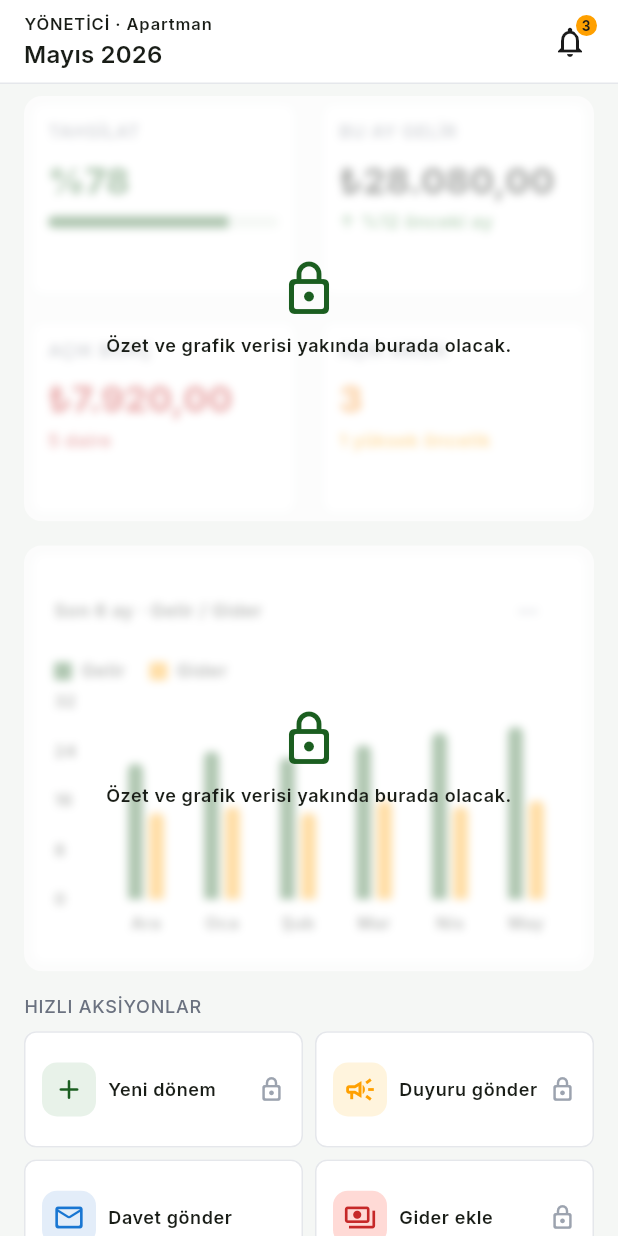
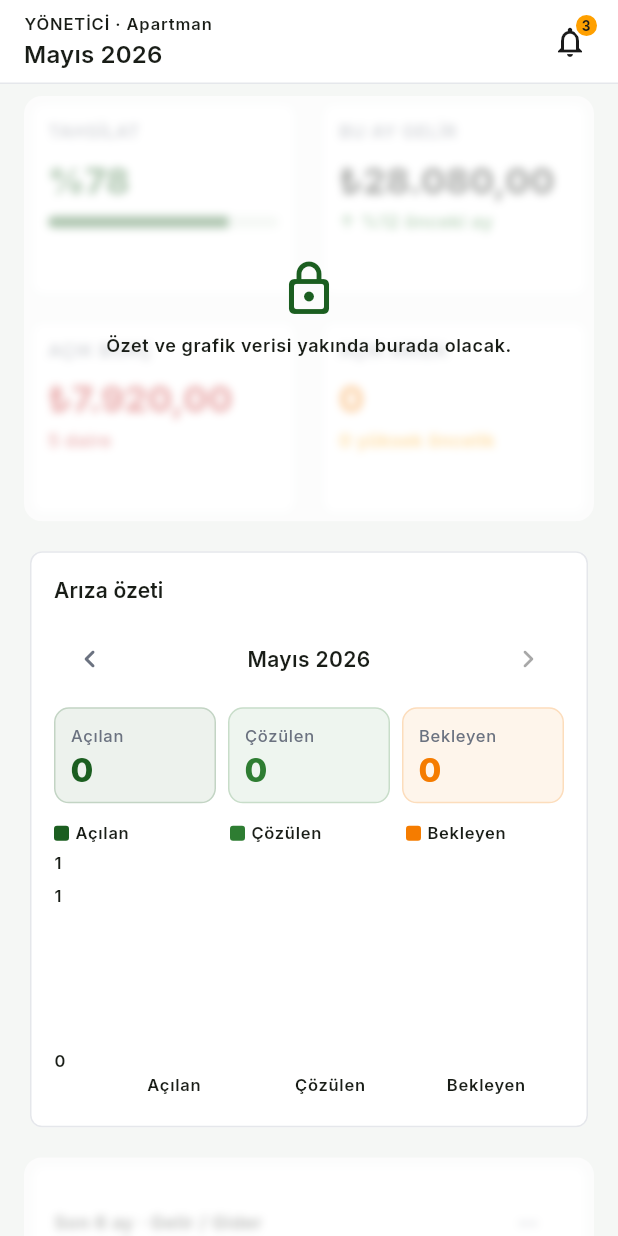
Before and after one commit to dogusipeksac/B2B2C-apartment-manager, a Flutter app: the ManagerHomeView screen opened directly, on a phone screen of 412 x 824 dp. Run offline on Flutter 3.47's test engine with Material 3 defaults, Android fonts, the phone set to English and light mode, and no system bars; drawn by our look-alikes of fl_chart; our stand-ins replace device_info_plus, dio, flutter_dotenv, flutter_riverpod, flutter_secure_storage, freezed_annotation and 6 more; missing offline and left inert: postgrest; accounts and stored records are empty.

Commit message:
Implement issue statistics section in ManagerHomeView
Add ManagerIssueStatsSection to display monthly issue statistics, including opened, resolved, and pending issues. Integrate managerIssueStatsProvider for fetching data and update UI to reflect live statistics. Enhance localization for new UI elements in both English and Turkish.

```diff
--- a/lib/features/home/presentation/manager_home_view.dart
+++ b/lib/features/home/presentation/manager_home_view.dart
@@ -7,6 +7,8 @@ import 'package:apartment_manager/core/utils/formatters.dart';
 import 'package:apartment_manager/core/widgets/demo_module_lock_overlay.dart';
 import 'package:apartment_manager/features/auth/presentation/providers/auth_providers.dart';
 import 'package:apartment_manager/features/home/data/demo_home_feed.dart';
+import 'package:apartment_manager/features/home/presentation/manager_issue_stats_section.dart';
+import 'package:apartment_manager/features/home/presentation/providers/manager_issue_stats_provider.dart';
 import 'package:apartment_manager/l10n/app_localizations.dart';
 import 'package:fl_chart/fl_chart.dart';
 import 'package:flutter/material.dart';
@@ -79,6 +81,23 @@ class ManagerHomeView extends ConsumerWidget {
 
     final showDemoSwitcher = onSwitchToResident != null;
     final useDemoData = Env.demoMode;
+
+    final now = DateTime.now();
+    final ManagerIssueStatsKey currentStatsKey = (
+      year: now.year,
+      month: now.month,
+    );
+    final currentStatsAsync = ref.watch(
+      managerIssueStatsProvider(currentStatsKey),
+    );
+    final liveOpenIssues = currentStatsAsync.maybeWhen(
+      data: (s) => s.pending,
+      orElse: () => useDemoData ? data.openIssuesCount : null,
+    );
+    final liveHighPriority = currentStatsAsync.maybeWhen(
+      data: (s) => s.highPriorityPending,
+      orElse: () => useDemoData ? data.highPriorityCount : null,
+    );
 
     return Scaffold(
       backgroundColor: apart.scaffoldBg,
@@ -273,7 +292,7 @@ class ManagerHomeView extends ConsumerWidget {
                     mainAxisSize: MainAxisSize.min,
                     children: [
                       Text(
-                        '${data.openIssuesCount}',
+                        liveOpenIssues != null ? '$liveOpenIssues' : '—',
                         style: theme.textTheme.headlineSmall?.copyWith(
                           fontWeight: FontWeight.w800,
                           color: AppTheme.warning,
@@ -282,7 +301,9 @@ class ManagerHomeView extends ConsumerWidget {
                       const SizedBox(height: 4),
                       Text(
                         l10n.homeManagerHighPrioritySuffix(
-                          '${data.highPriorityCount}',
+                          liveHighPriority != null
+                              ? '$liveHighPriority'
+                              : '—',
                         ),
                         style: theme.textTheme.bodySmall?.copyWith(
                           color: AppTheme.secondary,
@@ -295,6 +316,8 @@ class ManagerHomeView extends ConsumerWidget {
               ],
             ),
           ),
+          const SizedBox(height: 16),
+          const ManagerIssueStatsSection(),
           const SizedBox(height: 16),
           DemoModuleLockOverlay(
             locked: !useDemoData,
--- /dev/null
+++ b/lib/features/home/presentation/manager_issue_stats_section.dart
@@ -0,0 +1,379 @@
+import 'dart:math' as math;
+
+import 'package:apartment_manager/core/theme/app_theme.dart';
+import 'package:apartment_manager/features/home/presentation/providers/manager_issue_stats_provider.dart';
+import 'package:apartment_manager/features/issues/domain/issue_monthly_stats.dart';
+import 'package:apartment_manager/l10n/app_localizations.dart';
+import 'package:fl_chart/fl_chart.dart';
+import 'package:flutter/material.dart';
+import 'package:flutter_riverpod/flutter_riverpod.dart';
+import 'package:intl/intl.dart';
+
+/// Issue opened / resolved / pending chart with month filter.
+class ManagerIssueStatsSection extends ConsumerStatefulWidget {
+  const ManagerIssueStatsSection({super.key});
+
+  @override
+  ConsumerState<ManagerIssueStatsSection> createState() =>
+      _ManagerIssueStatsSectionState();
+}
+
+class _ManagerIssueStatsSectionState
+    extends ConsumerState<ManagerIssueStatsSection> {
+  late DateTime _selectedMonth;
+
+  @override
+  void initState() {
+    super.initState();
+    final now = DateTime.now();
+    _selectedMonth = DateTime(now.year, now.month);
+  }
+
+  @override
+  Widget build(BuildContext context) {
+    final l10n = AppLocalizations.of(context)!;
+    final theme = Theme.of(context);
+    final apart = context.apart;
+    final ManagerIssueStatsKey key = (
+      year: _selectedMonth.year,
+      month: _selectedMonth.month,
+    );
+    final statsAsync = ref.watch(managerIssueStatsProvider(key));
+
+    final localeTag = Localizations.localeOf(context).languageCode == 'tr'
+        ? 'tr_TR'
+        : 'en_US';
+    final monthLabel = DateFormat.yMMMM(localeTag).format(_selectedMonth);
+    final now = DateTime.now();
+    final currentMonth = DateTime(now.year, now.month);
+    final canGoForward = _selectedMonth.isBefore(currentMonth);
+
+    return Card(
+      child: Padding(
+        padding: const EdgeInsets.all(16),
+        child: Column(
+          crossAxisAlignment: CrossAxisAlignment.start,
+          children: [
+            Text(
+              l10n.homeIssueStatsTitle,
+              style: theme.textTheme.titleSmall?.copyWith(
+                fontWeight: FontWeight.w600,
+              ),
+            ),
+            const SizedBox(height: 12),
+            Row(
+              children: [
+                IconButton(
+                  tooltip: l10n.homeIssueStatsPrevMonth,
+                  onPressed: () {
+                    setState(() {
+                      _selectedMonth = DateTime(
+                        _selectedMonth.year,
+                        _selectedMonth.month - 1,
+                      );
+                    });
+                  },
+                  icon: const Icon(Icons.chevron_left_rounded),
+                ),
+                Expanded(
+                  child: Text(
+                    monthLabel,
+                    textAlign: TextAlign.center,
+                    style: theme.textTheme.bodyMedium?.copyWith(
+                      fontWeight: FontWeight.w600,
+                    ),
+                  ),
+                ),
+                IconButton(
+                  tooltip: l10n.homeIssueStatsNextMonth,
+                  onPressed: canGoForward
+                      ? () {
+                          setState(() {
+                            _selectedMonth = DateTime(
+                              _selectedMonth.year,
+                              _selectedMonth.month + 1,
+                            );
+                          });
+                        }
+                      : null,
+                  icon: const Icon(Icons.chevron_right_rounded),
+                ),
+              ],
+            ),
+            const SizedBox(height: 8),
+            statsAsync.when(
+              loading: () => const Padding(
+                padding: EdgeInsets.symmetric(vertical: 48),
+                child: Center(child: CircularProgressIndicator()),
+              ),
+              error: (_, _) => Padding(
+                padding: const EdgeInsets.symmetric(vertical: 24),
+                child: Center(
+                  child: Text(
+                    l10n.errorGeneric,
+                    style: theme.textTheme.bodySmall?.copyWith(
+                      color: apart.onSurfaceVariant,
+                    ),
+                  ),
+                ),
+              ),
+              data: (stats) => _StatsBody(stats: stats),
+            ),
+          ],
+        ),
+      ),
+    );
+  }
+}
+
+class _StatsBody extends StatelessWidget {
+  const _StatsBody({required this.stats});
+
+  final IssueMonthlyStats stats;
+
+  @override
+  Widget build(BuildContext context) {
+    final l10n = AppLocalizations.of(context)!;
+    final theme = Theme.of(context);
+
+    final maxVal = math.max(
+      1,
+      math.max(stats.opened, math.max(stats.resolved, stats.pending)),
+    );
+    final maxY = maxVal.toDouble() * 1.2;
+
+    return Column(
+      crossAxisAlignment: CrossAxisAlignment.start,
+      children: [
+        Row(
+          children: [
+            Expanded(
+              child: _StatChip(
+                label: l10n.homeIssueStatsOpened,
+                value: stats.opened,
+                color: AppTheme.primary,
+              ),
+            ),
+            const SizedBox(width: 8),
+            Expanded(
+              child: _StatChip(
+                label: l10n.homeIssueStatsResolved,
+                value: stats.resolved,
+                color: AppTheme.success,
+              ),
+            ),
+            const SizedBox(width: 8),
+            Expanded(
+              child: _StatChip(
+                label: l10n.homeIssueStatsPending,
+                value: stats.pending,
+                color: AppTheme.warning,
+              ),
+            ),
+          ],
+        ),
+        const SizedBox(height: 12),
+        Row(
+          children: [
+            _LegendDot(
+              color: AppTheme.primary,
+              label: l10n.homeIssueStatsOpened,
+            ),
+            const SizedBox(width: 12),
+            _LegendDot(
+              color: AppTheme.success,
+              label: l10n.homeIssueStatsResolved,
+            ),
+            const SizedBox(width: 12),
+            _LegendDot(
+              color: AppTheme.warning,
+              label: l10n.homeIssueStatsPending,
+            ),
+          ],
+        ),
+        const SizedBox(height: 12),
+        SizedBox(
+          height: 160,
+          child: BarChart(
+            BarChartData(
+              alignment: BarChartAlignment.spaceAround,
+              maxY: maxY,
+              gridData: const FlGridData(show: false),
+              borderData: FlBorderData(show: false),
+              titlesData: FlTitlesData(
+                bottomTitles: AxisTitles(
+                  sideTitles: SideTitles(
+                    showTitles: true,
+                    reservedSize: 28,
+                    getTitlesWidget: (value, meta) {
+                      final labels = [
+                        l10n.homeIssueStatsOpened,
+                        l10n.homeIssueStatsResolved,
+                        l10n.homeIssueStatsPending,
+                      ];
+                      final i = value.toInt();
+                      if (i < 0 || i >= labels.length) {
+                        return const SizedBox.shrink();
+                      }
+                      return Padding(
+                        padding: const EdgeInsets.only(top: 8),
+                        child: Text(
+                          labels[i],
+                          style: theme.textTheme.labelSmall,
+                          maxLines: 2,
+                          overflow: TextOverflow.ellipsis,
+                          textAlign: TextAlign.center,
+                        ),
+                      );
+                    },
+                  ),
+                ),
+                leftTitles: AxisTitles(
+                  sideTitles: SideTitles(
+                    showTitles: true,
+                    reservedSize: 28,
+                    interval: maxY > 0 ? math.max(1, maxY / 4) : 1,
+                    getTitlesWidget: (value, meta) => Text(
+                      value.toInt().toString(),
+                      style: theme.textTheme.labelSmall,
+                    ),
+                  ),
+                ),
+                topTitles: const AxisTitles(),
+                rightTitles: const AxisTitles(),
+              ),
+              barGroups: [
+                BarChartGroupData(
+                  x: 0,
+                  barRods: [
+                    BarChartRodData(
+                      toY: stats.opened.toDouble(),
+                      color: AppTheme.primary,
+                      width: 28,
+                      borderRadius: const BorderRadius.vertical(
+                        top: Radius.circular(4),
+                      ),
+                    ),
+                  ],
+                ),
+                BarChartGroupData(
+                  x: 1,
+                  barRods: [
+                    BarChartRodData(
+                      toY: stats.resolved.toDouble(),
+                      color: AppTheme.success,
+                      width: 28,
+                      borderRadius: const BorderRadius.vertical(
+                        top: Radius.circular(4),
+                      ),
+                    ),
+                  ],
+                ),
+                BarChartGroupData(
+                  x: 2,
+                  barRods: [
+                    BarChartRodData(
+                      toY: stats.pending.toDouble(),
+                      color: AppTheme.warning,
+                      width: 28,
+                      borderRadius: const BorderRadius.vertical(
+                        top: Radius.circular(4),
+                      ),
+                    ),
+                  ],
+                ),
+              ],
+            ),
+          ),
+        ),
+      ],
+    );
+  }
+}
+
+class _StatChip extends StatelessWidget {
+  const _StatChip({
+    required this.label,
+    required this.value,
+    required this.color,
+  });
+
+  final String label;
+  final int value;
+  final Color color;
+
+  @override
+  Widget build(BuildContext context) {
+    final theme = Theme.of(context);
+    return Container(
+      padding: const EdgeInsets.symmetric(horizontal: 10, vertical: 10),
+      decoration: BoxDecoration(
+        color: color.withValues(alpha: 0.08),
+        borderRadius: BorderRadius.circular(10),
+        border: Border.all(color: color.withValues(alpha: 0.2)),
+      ),
+      child: Column(
+        crossAxisAlignment: CrossAxisAlignment.start,
+        children: [
+          Text(
+            label,
+            style: theme.textTheme.labelSmall?.copyWith(
+              color: context.apart.onSurfaceVariant,
+              fontWeight: FontWeight.w500,
+            ),
+            maxLines: 2,
+            overflow: TextOverflow.ellipsis,
+          ),
+          const SizedBox(height: 4),
+          Text(
+            '$value',
+            style: theme.textTheme.titleLarge?.copyWith(
+              fontWeight: FontWeight.w800,
+              color: color,
+              height: 1,
+            ),
+          ),
+        ],
+      ),
+    );
+  }
+}
+
+class _LegendDot extends StatelessWidget {
+  const _LegendDot({
+    required this.color,
+    required this.label,
+  });
+
+  final Color color;
+  final String label;
+
+  @override
+  Widget build(BuildContext context) {
+    final theme = Theme.of(context);
+    return Expanded(
+      child: Row(
+        mainAxisSize: MainAxisSize.min,
+        children: [
+          Container(
+            width: 10,
+            height: 10,
+            decoration: BoxDecoration(
+              color: color,
+              borderRadius: BorderRadius.circular(2),
+            ),
+          ),
+          const SizedBox(width: 4),
+          Flexible(
+            child: Text(
+              label,
+              style: theme.textTheme.labelSmall,
+              maxLines: 1,
+              overflow: TextOverflow.ellipsis,
+            ),
+          ),
+        ],
+      ),
+    );
+  }
+}
--- /dev/null
+++ b/lib/features/home/presentation/providers/manager_issue_stats_provider.dart
@@ -0,0 +1,37 @@
+import 'package:apartment_manager/core/config/env.dart';
+import 'package:apartment_manager/features/auth/presentation/providers/auth_providers.dart';
+import 'package:apartment_manager/features/issues/data/issue_ops_repository.dart';
+import 'package:apartment_manager/features/issues/domain/issue_monthly_stats.dart';
+import 'package:flutter_riverpod/flutter_riverpod.dart';
+
+typedef ManagerIssueStatsKey = ({int year, int month});
+
+final managerIssueStatsProvider =
+    FutureProvider.family<IssueMonthlyStats, ManagerIssueStatsKey>(
+  (ref, key) async {
+    if (Env.demoMode) {
+      return IssueMonthlyStats.demo(year: key.year, month: key.month);
+    }
+
+    final sessionAsync = ref.watch(localSessionProvider);
+    final session = sessionAsync.hasValue
+        ? sessionAsync.value
+        : await ref.read(localSessionProvider.future);
+    if (session == null) {
+      return IssueMonthlyStats(
+        year: key.year,
+        month: key.month,
+        opened: 0,
+        resolved: 0,
+        pending: 0,
+        highPriorityPending: 0,
+      );
+    }
+
+    return ref.read(issueOpsRepositoryProvider).fetchMonthlyStats(
+          session,
+          year: key.year,
+          month: key.month,
+        );
+  },
+);
--- /dev/null
+++ b/lib/features/issues/domain/issue_monthly_stats.dart
@@ -0,0 +1,54 @@
+/// Manager dashboard issue counts for a calendar month.
+class IssueMonthlyStats {
+  const IssueMonthlyStats({
+    required this.year,
+    required this.month,
+    required this.opened,
+    required this.resolved,
+    required this.pending,
+    required this.highPriorityPending,
+  });
+
+  final int year;
+  final int month;
+  final int opened;
+  final int resolved;
+  final int pending;
+  final int highPriorityPending;
+
+  factory IssueMonthlyStats.fromWire(Map<String, dynamic> wire) {
+    int readInt(String key, int fallback) {
+      final v = wire[key];
+      if (v is int) {
+        return v;
+      }
+      if (v is num) {
+        return v.toInt();
+      }
+      return fallback;
+    }
+
+    final now = DateTime.now();
+    return IssueMonthlyStats(
+      year: readInt('year', now.year),
+      month: readInt('month', now.month),
+      opened: readInt('opened', 0),
+      resolved: readInt('resolved', 0),
+      pending: readInt('pending', 0),
+      highPriorityPending: readInt('high_priority_pending', 0),
+    );
+  }
+
+  /// Demo dashboard when [Env.demoMode].
+  factory IssueMonthlyStats.demo({int? year, int? month}) {
+    final now = DateTime.now();
+    return IssueMonthlyStats(
+      year: year ?? now.year,
+      month: month ?? now.month,
+      opened: 5,
+      resolved: 2,
+      pending: 3,
+      highPriorityPending: 1,
+    );
+  }
+}
--- a/lib/features/issues/presentation/issue_create_screen.dart
+++ b/lib/features/issues/presentation/issue_create_screen.dart
@@ -5,6 +5,7 @@ import 'package:apartment_manager/core/widgets/app_button.dart';
 import 'package:apartment_manager/features/auth/presentation/providers/auth_providers.dart';
 import 'package:apartment_manager/features/issues/domain/create_issue_input.dart';
 import 'package:apartment_manager/features/issues/domain/issue_ui.dart';
+import 'package:apartment_manager/features/home/presentation/providers/manager_issue_stats_provider.dart';
 import 'package:apartment_manager/features/issues/presentation/providers/issue_providers.dart';
 import 'package:apartment_manager/l10n/app_localizations.dart';
 import 'package:flutter/material.dart';
@@ -283,6 +284,7 @@ class _IssueCreateScreenState extends ConsumerState<IssueCreateScreen> {
         ),
       );
       ref.invalidate(issuesListProvider);
+      ref.invalidate(managerIssueStatsProvider);
       if (!context.mounted) {
         return;
       }
--- a/lib/features/issues/presentation/issue_detail_screen.dart
+++ b/lib/features/issues/presentation/issue_detail_screen.dart
@@ -7,6 +7,7 @@ import 'package:apartment_manager/features/issues/domain/issue_comment_ui.dart';
 import 'package:apartment_manager/features/issues/domain/issue_ui.dart';
 import 'package:apartment_manager/features/issues/presentation/issue_status_update_sheet.dart';
 import 'package:apartment_manager/features/issues/presentation/issue_subtitle.dart';
+import 'package:apartment_manager/features/home/presentation/providers/manager_issue_stats_provider.dart';
 import 'package:apartment_manager/features/issues/presentation/providers/issue_providers.dart';
 import 'package:apartment_manager/l10n/app_localizations.dart';
 import 'package:flutter/material.dart';
@@ -104,6 +105,7 @@ class IssueDetailScreen extends ConsumerWidget {
             onRefresh: () async {
               ref.invalidate(issueDetailProvider(issueId));
               ref.invalidate(issuesListProvider);
+              ref.invalidate(managerIssueStatsProvider);
               await ref.read(issueDetailProvider(issueId).future);
             },
             child: ListView(
@@ -272,6 +274,7 @@ class IssueDetailScreen extends ConsumerWidget {
         note: input.note,
       );
       ref.invalidate(issuesListProvider);
+      ref.invalidate(managerIssueStatsProvider);
       ref.invalidate(issueDetailProvider(row.id));
       await ref.read(issueDetailProvider(row.id).future);
       if (!context.mounted) {
--- a/lib/l10n/app_localizations.dart
+++ b/lib/l10n/app_localizations.dart
@@ -1550,6 +1550,42 @@ abstract class AppLocalizations {
   /// **'↑ {percent} önceki ay'**
   String homeManagerIncomeDelta(Object percent);
 
+  /// No description provided for @homeIssueStatsTitle.
+  ///
+  /// In tr, this message translates to:
+  /// **'Arıza özeti'**
+  String get homeIssueStatsTitle;
+
+  /// No description provided for @homeIssueStatsOpened.
+  ///
+  /// In tr, this message translates to:
+  /// **'Açılan'**
+  String get homeIssueStatsOpened;
+
+  /// No description provided for @homeIssueStatsResolved.
+  ///
+  /// In tr, this message translates to:
+  /// **'Çözülen'**
+  String get homeIssueStatsResolved;
+
+  /// No description provided for @homeIssueStatsPending.
+  ///
+  /// In tr, this message translates to:
+  /// **'Bekleyen'**
+  String get homeIssueStatsPending;
+
+  /// No description provided for @homeIssueStatsPrevMonth.
+  ///
+  /// In tr, this message translates to:
+  /// **'Önceki ay'**
+  String get homeIssueStatsPrevMonth;
+
+  /// No description provided for @homeIssueStatsNextMonth.
+  ///
+  /// In tr, this message translates to:
+  /// **'Sonraki ay'**
+  String get homeIssueStatsNextMonth;
+
   /// No description provided for @homeChartSixMonths.
   ///
   /// In tr, this message translates to:
--- a/lib/l10n/app_localizations_tr.dart
+++ b/lib/l10n/app_localizations_tr.dart
@@ -780,6 +780,24 @@ class AppLocalizationsTr extends AppLocalizations {
   String homeManagerIncomeDelta(Object percent) {
     return '↑ $percent önceki ay';
   }
+
+  @override
+  String get homeIssueStatsTitle => 'Arıza özeti';
+
+  @override
+  String get homeIssueStatsOpened => 'Açılan';
+
+  @override
+  String get homeIssueStatsResolved => 'Çözülen';
+
+  @override
+  String get homeIssueStatsPending => 'Bekleyen';
+
+  @override
+  String get homeIssueStatsPrevMonth => 'Önceki ay';
+
+  @override
+  String get homeIssueStatsNextMonth => 'Sonraki ay';
 
   @override
   String get homeChartSixMonths => 'Son 6 ay · Gelir / Gider';
--- a/lib/l10n/en.arb
+++ b/lib/l10n/en.arb
@@ -329,6 +329,12 @@
       "percent": {}
     }
   },
+  "homeIssueStatsTitle": "Issue summary",
+  "homeIssueStatsOpened": "Opened",
+  "homeIssueStatsResolved": "Resolved",
+  "homeIssueStatsPending": "Pending",
+  "homeIssueStatsPrevMonth": "Previous month",
+  "homeIssueStatsNextMonth": "Next month",
   "homeChartSixMonths": "Last 6 months · Income / Expense",
   "homeChartLegendIncome": "Income",
   "homeChartLegendExpense": "Expense",
--- a/lib/l10n/tr.arb
+++ b/lib/l10n/tr.arb
@@ -329,6 +329,12 @@
       "percent": {}
     }
   },
+  "homeIssueStatsTitle": "Arıza özeti",
+  "homeIssueStatsOpened": "Açılan",
+  "homeIssueStatsResolved": "Çözülen",
+  "homeIssueStatsPending": "Bekleyen",
+  "homeIssueStatsPrevMonth": "Önceki ay",
+  "homeIssueStatsNextMonth": "Sonraki ay",
   "homeChartSixMonths": "Son 6 ay · Gelir / Gider",
   "homeChartLegendIncome": "Gelir",
   "homeChartLegendExpense": "Gider",
```
Also changed, not shown: lib/features/issues/data/issue_ops_repository.dart (+14 -0 lines), lib/l10n/app_localizations_en.dart (+18 -0 lines), 1 other file.
